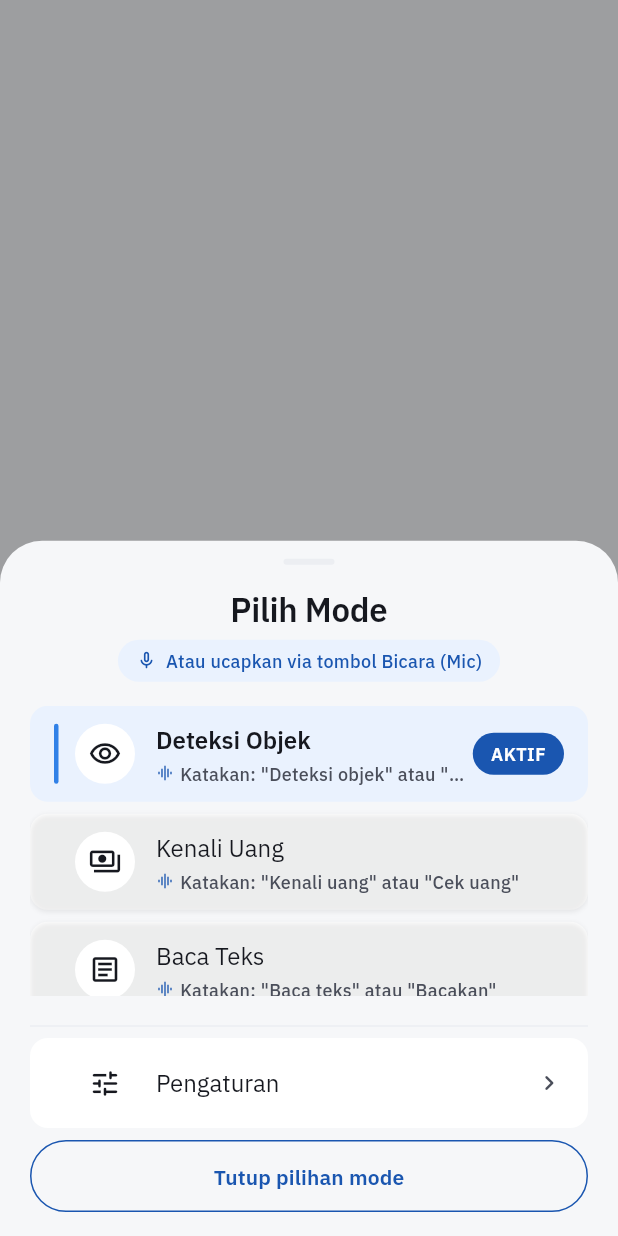
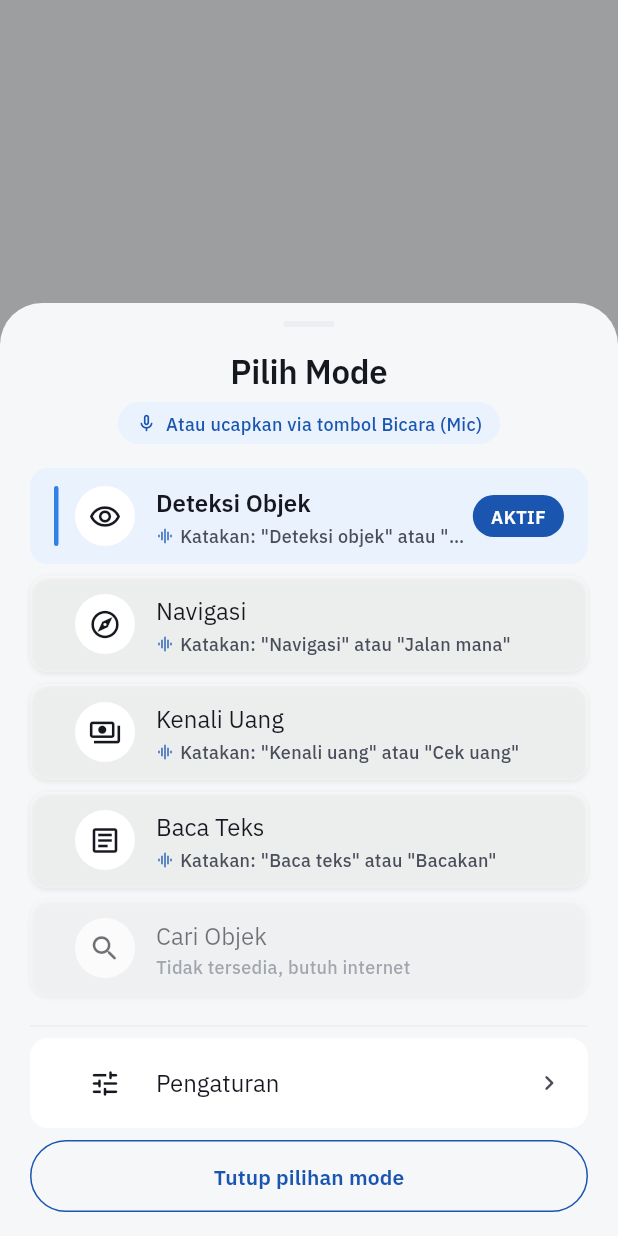
Before and after one commit to Asadell/guidio-blind-assist, a Flutter app: what showModePickerSheet() shows on an empty page, opened directly, on a phone screen of 412 x 824 dp. Run offline on Flutter 3.47's test engine with Material 3 defaults, Android fonts, the phone set to English and light mode, and no system bars; our stand-ins replace battery_plus, camera, connectivity_plus, flutter_tts, google_fonts, permission_handler and 4 more; missing offline and left inert: google_mlkit_text_recognition, tflite_flutter; accounts and stored records are empty; network calls fail.

Commit message:
🐛 fix(ui): drop voice mode from the picker, stop labelling navigasi online-only

```diff
--- a/guidio_app/lib/providers/app_mode_provider.dart
+++ b/guidio_app/lib/providers/app_mode_provider.dart
@@ -48,7 +48,17 @@
         AppMode.tuntun     => false, // SSD MobileNet TFLite, sepenuhnya on-device
         AppMode.money      => false, // MobileNetV2 TFLite, sepenuhnya on-device
         AppMode.ocr        => false, // ML Kit on-device - jalan penuh offline
-        AppMode.navigasi   => true,  // PIDNet on-device jadi jalur utama; server hanya cadangan
+        // Navigasi TIDAK butuh server sama sekali. Tiga model TFLite berjalan
+        // di ponsel: PIDNet-S, YOLO11n custom, dan SSD MobileNet COCO.
+        //
+        // Nilai ini pernah `true` dengan alasan "server hanya cadangan",
+        // padahal cadangan itu sudah dihapus: `navigasi.router` tidak lagi
+        // didaftarkan di backend, dan `segmentasiJalur()` sudah dibuang dari
+        // ServerService. Yang tersisa cuma akibatnya di layar - lembar Pilih
+        // Mode menandai Navigasi "Tanpa internet: sebagian fitur mati" untuk
+        // mode yang sebenarnya berjalan penuh tanpa jaringan, lalu pengguna
+        // yang percaya berhenti memakainya justru saat ia paling dibutuhkan.
+        AppMode.navigasi   => false,
         AppMode.voice      => true,  // butuh server untuk describe; intent parsing lokal, tanpa LLM
         AppMode.findObject => true,  // YOLOE open-vocab hanya ada di server
       };
--- a/guidio_app/lib/widgets/mode_picker_sheet.dart
+++ b/guidio_app/lib/widgets/mode_picker_sheet.dart
@@ -26,10 +26,46 @@
     backgroundColor: AppColors.surfaceMuted,
     barrierColor: AppColors.scrimDim,
     shape: const RoundedRectangleBorder(borderRadius: AppRadius.sheetTop),
-    constraints: const BoxConstraints(maxHeight: 620),
-    builder: (_) => const _ModePickerSheet(),
+    // Tinggi mengikuti isinya, bukan dipatok 620 px.
+    //
+    // Angka tetap itu memaksa gulir walau isinya sebenarnya muat, dan menggulir
+    // adalah gerakan yang paling mahal di aplikasi ini: pengguna sedang berdiri,
+    // satu tangan memegang tongkat, dan daftar mode justru yang paling sering
+    // dibuka. `isScrollControlled` melepas batas setengah layar bawaan
+    // Flutter sehingga lembar boleh setinggi isinya.
+    //
+    // Batas 92% tinggi layar tetap ada, dan gulir tetap tersedia, TAPI hanya
+    // sebagai katup pengaman. Aplikasi ini mendukung ukuran teks 200%, dan di
+    // skala itu isinya memang tidak mungkin muat: yang harus dihindari adalah
+    // meluap (garis kuning hitam dan tombol yang terpotong), bukan menggulir.
+    isScrollControlled: true,
+    builder: (ctx) => ConstrainedBox(
+      constraints: BoxConstraints(
+        maxHeight: MediaQuery.of(ctx).size.height * 0.92,
+      ),
+      child: const _ModePickerSheet(),
+    ),
   );
 }
+
+/// Mode yang muncul sebagai pilihan di lembar ini.
+///
+/// **Asisten Suara sengaja TIDAK ikut.** Ia sudah punya pintu masuk yang jauh
+/// lebih cepat dan selalu ada di tempat yang sama: tombol Bicara di tengah bar
+/// bawah, satu ketukan dari mode mana pun. Menampilkannya lagi di sini berarti
+/// dua jalan menuju hal yang sama, dan yang lewat lembar ini justru dua langkah
+/// lebih panjang.
+///
+/// Modenya sendiri tidak dihapus: `AppMode.voice` tetap ada, tetap bisa dicapai
+/// lewat perintah suara ("asisten", "tanya"), dan tetap jadi tujuan `goBack`.
+/// Yang dihapus cuma barisnya di daftar pilihan.
+const List<AppMode> _pickableModes = [
+  AppMode.tuntun,
+  AppMode.navigasi,
+  AppMode.money,
+  AppMode.ocr,
+  AppMode.findObject,
+];
 
 class _ModePickerSheet extends StatelessWidget {
   const _ModePickerSheet();
@@ -92,10 +128,14 @@
             Flexible(
               child: ListView.separated(
                 shrinkWrap: true,
-                itemCount: AppMode.values.length,
+                // Menggulir hanya saat isinya memang tidak muat. Di ukuran teks
+                // normal seluruh daftar tampil sekaligus; di 200% barulah ini
+                // bekerja, dan itu jauh lebih baik daripada meluap.
+                physics: const ClampingScrollPhysics(),
+                itemCount: _pickableModes.length,
                 separatorBuilder: (_, __) => const SizedBox(height: AppSpacing.s2),
                 itemBuilder: (_, i) {
-                  final mode = AppMode.values[i];
+                  final mode = _pickableModes[i];
                   // Status ditentukan jaringan DAN jawaban server, ditanyakan
                   // sebelum sheet dibuka - bukan ditebak dari koneksi saja.
                   final state = caps.stateOf(mode, offline: offline);
```
